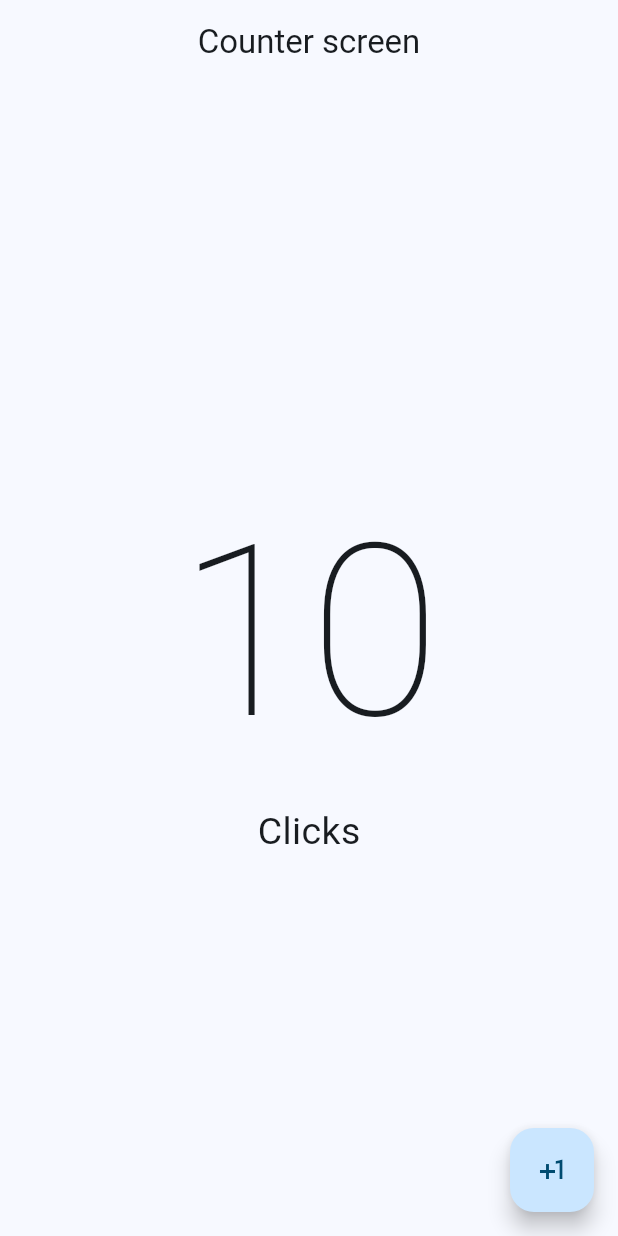
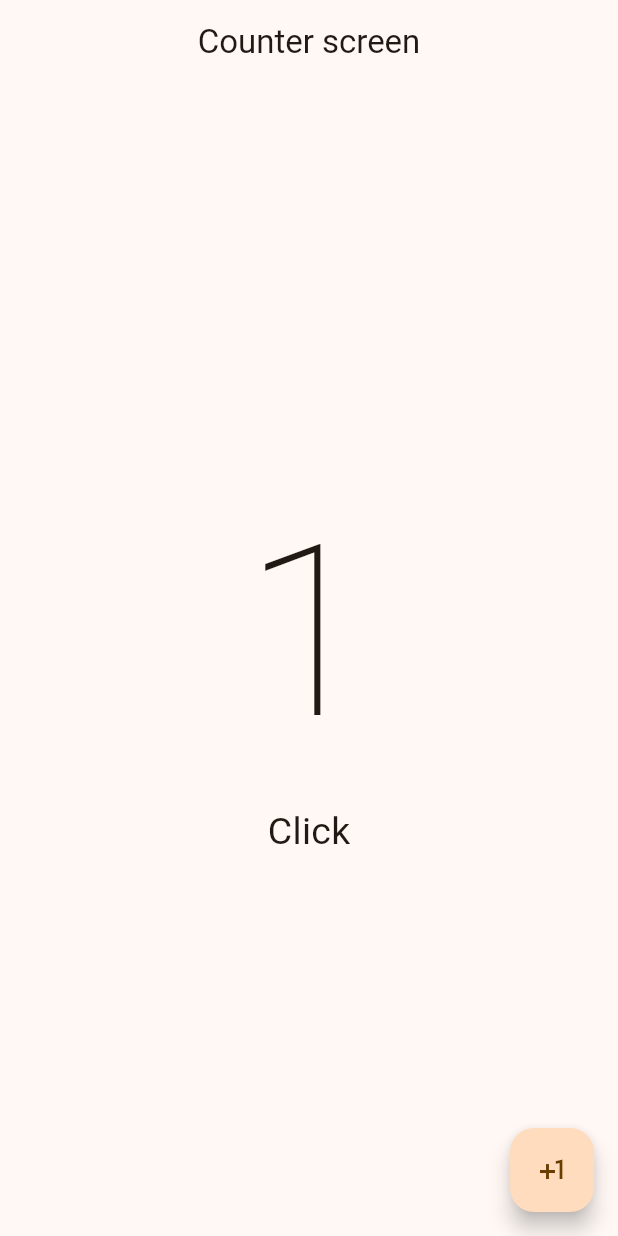
Before and after one commit to ernestosmr/counter_app_flutter, a Flutter app: the screen it shows after launch, after a tap on the "plus one" icon, on a phone screen of 412 x 824 dp. Run offline on Flutter 3.47's test engine with Material 2 defaults, Android fonts, the phone set to English and light mode, and no system bars.

Commit message:
new changes on screen dart

```diff
--- a/lib/main.dart
+++ b/lib/main.dart
@@ -14,7 +14,7 @@ class MyApp extends StatelessWidget {
       debugShowCheckedModeBanner: false,
       theme: ThemeData(
         useMaterial3: true,
-        colorSchemeSeed: Colors.lightBlue,
+        colorSchemeSeed: Colors.orange,
       ),
       home:const CounterScreen(),
       );
--- a/lib/src/screens/counter_screen.dart
+++ b/lib/src/screens/counter_screen.dart
@@ -1,28 +1,38 @@
 import 'package:flutter/material.dart';
 
-class CounterScreen extends StatelessWidget {
+class CounterScreen extends StatefulWidget {
   const CounterScreen({super.key});
 
+  @override
+  State<CounterScreen> createState() => _CounterScreenState();
+}
+
+class _CounterScreenState extends State<CounterScreen> {
+  int clickCounter = 0;
   @override
   Widget build(BuildContext context) {
     return Scaffold(
       appBar: AppBar(
         title: const Center(
-          child:Text('Counter screen'),
-          ),
+          child: Text('Counter screen'),
+        ),
       ),
       body: Center(
         child: Column(
           mainAxisAlignment: MainAxisAlignment.center,
-          children: const [
-            Text('10', style: TextStyle( fontSize: 160, fontWeight: FontWeight.w100)),
-            Text('Clicks', style: TextStyle( fontSize: 25)),
+          children: [
+            Text('$clickCounter',
+                style: const TextStyle(
+                    fontSize: 160, fontWeight: FontWeight.w100)),
+            Text((clickCounter == 1) ? 'Click' : 'Clicks', style: const TextStyle(fontSize: 25)),
           ],
         ),
       ),
       floatingActionButton: FloatingActionButton(
         onPressed: () {
-
+          setState(() {
+            clickCounter++;
+          });
         },
         child: const Icon(Icons.plus_one),
       ),
```
